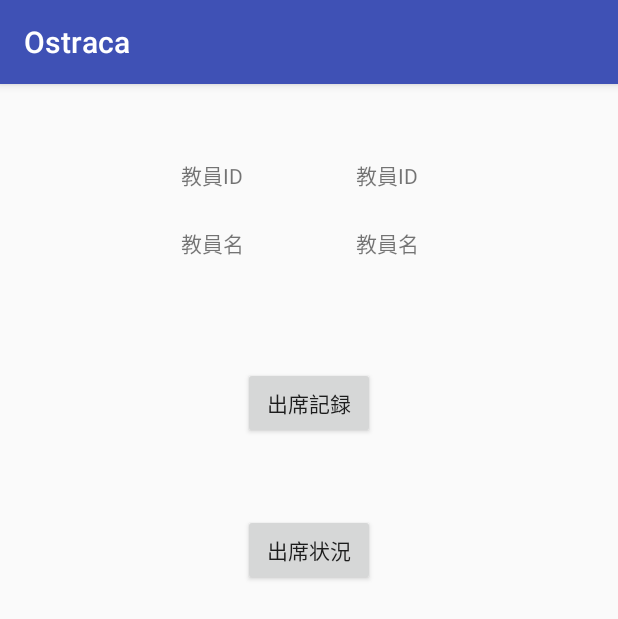
After one commit to myantyuWorld/Android_ostraca, an Android app: the MenuActivity screen opened directly, with no data from a screen before it, on a phone screen of 412 x 824 dp. The commit adds this screen. Shown: the top 619 px of the screen. Run offline under Robolectric (Android 15) with nearby library versions, the phone set to English and light mode, and no system bars; 2 statements that could not run were skipped.

Commit message:
ロジックは基本的な流れは完了かな --- エラーチェック等は未実装です！

```diff
--- a/app/src/main/AndroidManifest.xml
+++ b/app/src/main/AndroidManifest.xml
@@ -18,7 +18,8 @@
             </intent-filter>
         </activity>
         <activity android:name=".TeacherActivity" />
-        <activity android:name=".StudentActivity"></activity>
+        <activity android:name=".StudentActivity" />
+        <activity android:name=".MenuActivity"></activity>
     </application>
 
 </manifest>
--- /dev/null
+++ b/app/src/main/java/com/example/yuichi_oba/ostraca/MenuActivity.java
@@ -0,0 +1,128 @@
+package com.example.yuichi_oba.ostraca;
+
+import android.content.Intent;
+import android.os.AsyncTask;
+import android.os.Bundle;
+import android.support.v7.app.AppCompatActivity;
+import android.util.Log;
+import android.view.View;
+import android.widget.Button;
+import android.widget.TextView;
+
+import com.example.yuichi_oba.ostraca.models.Student;
+import com.example.yuichi_oba.ostraca.models.Teacher;
+import com.example.yuichi_oba.ostraca.tools.Enum_URL;
+import com.example.yuichi_oba.ostraca.tools.Util;
+import com.fasterxml.jackson.core.type.TypeReference;
+import com.fasterxml.jackson.databind.ObjectMapper;
+
+import java.io.IOException;
+import java.net.HttpURLConnection;
+import java.util.ArrayList;
+import java.util.List;
+
+public class MenuActivity extends AppCompatActivity {
+
+    private static final String TAG = MenuActivity.class.getSimpleName();
+    public static final String TEACHER = "teacher";
+
+    private Teacher teacher;
+
+    /***
+     * [ 非同期処理 ]ログインした教員の受け持ち学生リストを取得するクラス
+     */
+    private class TakingChargeStudentAsync extends AsyncTask<Void, Void, String> {
+
+        @Override
+        protected String doInBackground(Void... voids) {
+            Log.d(TAG, "call TakingChargeStudentAsync--doInBackGround()");
+
+            try {
+                // 1
+                HttpURLConnection c = Util.setConnectURL(Enum_URL.TEACHERS_CLASS.getText(), teacher.getAccessToken() + "&tea_id=" + teacher.getTea_id());
+                // 2
+                String result = Util.makeRequestToString(c);
+                Log.d(TAG, result);
+
+                if (!result.isEmpty()) {
+                    return result;
+                }
+            } catch (IOException e) {
+                e.printStackTrace();
+            }
+            return null;
+        }
+
+        @Override
+        protected void onPostExecute(String result) {
+            Log.d(TAG, "call onPostExecute()");
+            super.onPostExecute(result);
+
+            /***
+             *  結果がNULLでなければ、JSONを変換して、teacherオブジェクトにセットする
+             */
+            List<Student> students = new ArrayList<>();
+            ObjectMapper mapper = new ObjectMapper();
+            try {
+                // JSON=>Java
+                students = mapper.readValue(result, new TypeReference<List<Student>>() {
+                });
+                // 変数にセットする
+                teacher.setStudentList(students);
+            } catch (IOException e) {
+                e.printStackTrace();
+            }
+            // debug
+            teacher.show();
+            /***
+             *  「教員用」出席状況アクティビティに遷移させる
+             */
+            Intent intent = new Intent(getApplicationContext(), StudentActivity.class);
+            intent.putExtra("number", 1);
+            intent.putExtra("teacher", teacher);
+            startActivity(intent);
+
+        }
+    }
+
+    @Override
+    protected void onCreate(Bundle savedInstanceState) {
+        Log.d(TAG, "call MenuActivity-onCreate()");
+        super.onCreate(savedInstanceState);
+        setContentView(R.layout.activity_menu);
+
+        teacher = (Teacher) getIntent().getSerializableExtra(TEACHER);
+        ((TextView) findViewById(R.id.txt_menu_tea_id)).setText(teacher.getTea_id());
+        ((TextView) findViewById(R.id.txt_menu_tea_name)).setText(teacher.getTea_name());
+
+        /***
+         * 「出席記録」ボタン押下時の処理
+         */
+        Button bnMenuInput = (Button) findViewById(R.id.bn_menu_attendinput);
+        bnMenuInput.setOnClickListener(new View.OnClickListener() {
+            @Override
+            public void onClick(View view) {
+                // 出席記録アクティビティに遷移させる
+                Intent intent = new Intent(getApplicationContext(), TeacherActivity.class);
+                intent.putExtra(TEACHER, teacher);
+                startActivity(intent);
+            }
+        });
+
+        /***
+         * 「出席状況」ボタン押下時の処理
+         */
+        Button bnMenuAttendList = (Button) findViewById(R.id.bn_menu_attendlist);
+        bnMenuAttendList.setOnClickListener(new View.OnClickListener() {
+            @Override
+            public void onClick(View view) {
+                /***
+                 * 教員用の 出席状況アクティビティに遷移させる
+                 */
+                // TODO: 2017/06/22 非同期処理 --- 当該教員IDの受け持ち学生リストを取得
+                new TakingChargeStudentAsync().execute();
+            }
+        });
+
+    }
+}
--- /dev/null
+++ b/app/src/main/res/layout/activity_menu.xml
@@ -0,0 +1,67 @@
+<?xml version="1.0" encoding="utf-8"?>
+<RelativeLayout xmlns:android="http://schemas.android.com/apk/res/android"
+    xmlns:tools="http://schemas.android.com/tools"
+    android:id="@+id/activity_menu"
+    android:layout_width="match_parent"
+    android:layout_height="match_parent"
+    android:paddingBottom="@dimen/activity_vertical_margin"
+    android:paddingLeft="@dimen/activity_horizontal_margin"
+    android:paddingRight="@dimen/activity_horizontal_margin"
+    android:paddingTop="@dimen/activity_vertical_margin"
+    tools:context="com.example.yuichi_oba.ostraca.MenuActivity">
+
+
+    <TextView
+        android:text="教員名"
+        android:layout_width="wrap_content"
+        android:layout_height="wrap_content"
+        android:layout_below="@+id/txt_menu_tea_id"
+        android:layout_alignStart="@+id/txt_menu_tea_id"
+        android:layout_marginTop="24dp"
+        android:id="@+id/txt_menu_tea_name" />
+
+    <Button
+        android:text="出席記録"
+        android:layout_width="wrap_content"
+        android:layout_height="wrap_content"
+        android:layout_marginTop="72dp"
+        android:id="@+id/bn_menu_attendinput"
+        android:layout_below="@+id/txt_menu_tea_name"
+        android:layout_centerHorizontal="true" />
+
+    <Button
+        android:text="出席状況"
+        android:layout_width="wrap_content"
+        android:layout_height="wrap_content"
+        android:layout_marginTop="50dp"
+        android:id="@+id/bn_menu_attendlist"
+        android:layout_below="@+id/bn_menu_attendinput"
+        android:layout_alignStart="@+id/bn_menu_attendinput" />
+
+    <TextView
+        android:text="教員ID"
+        android:layout_width="wrap_content"
+        android:layout_height="wrap_content"
+        android:layout_marginTop="34dp"
+        android:id="@+id/txt_menu_tea_id"
+        android:layout_alignParentTop="true"
+        android:layout_alignStart="@+id/bn_menu_attendinput"
+        android:layout_marginStart="75dp" />
+
+    <TextView
+        android:text="教員ID"
+        android:layout_width="wrap_content"
+        android:layout_height="wrap_content"
+        android:id="@+id/textView6"
+        android:layout_alignBaseline="@+id/txt_menu_tea_id"
+        android:layout_alignBottom="@+id/txt_menu_tea_id"
+        android:layout_toStartOf="@+id/bn_menu_attendinput" />
+
+    <TextView
+        android:text="教員名"
+        android:layout_width="wrap_content"
+        android:layout_height="wrap_content"
+        android:layout_alignTop="@+id/txt_menu_tea_name"
+        android:layout_alignStart="@+id/textView6"
+        android:id="@+id/textView7" />
+</RelativeLayout>
--- a/app/src/main/res/layout/activity_student.xml
+++ b/app/src/main/res/layout/activity_student.xml
@@ -37,7 +37,7 @@
 
     <ListView
         android:layout_width="match_parent"
-        android:id="@+id/stu_listview"
+        android:id="@+id/listview_ts"
         android:minHeight="150dp"
         android:layout_alignParentBottom="true"
         android:layout_alignParentStart="true"
```
Also changed, not shown: app/src/main/java/com/example/yuichi_oba/ostraca/LoginActivity.java (+18 -4 lines), app/src/main/java/com/example/yuichi_oba/ostraca/StudentActivity.java (+102 -37 lines), app/src/main/java/com/example/yuichi_oba/ostraca/models/Student.java (+15 -8 lines), app/src/main/java/com/example/yuichi_oba/ostraca/models/Teacher.java (+35 -16 lines), app/src/main/res/layout/activity_tea_student.xml (added, +75 -0 lines).
